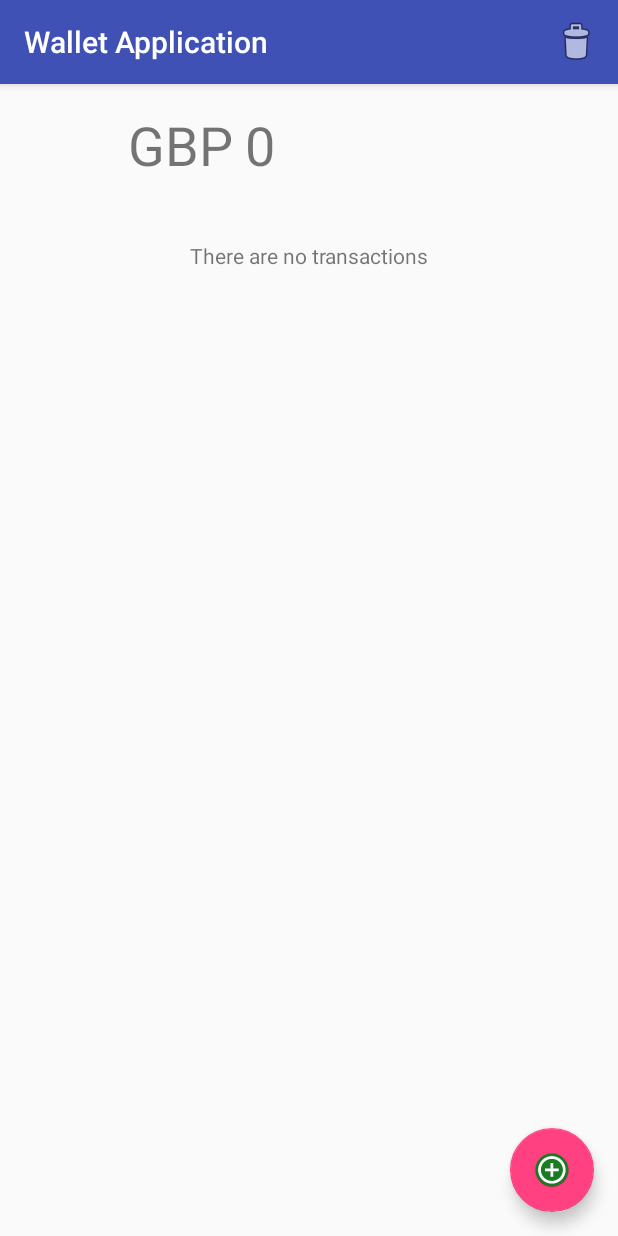
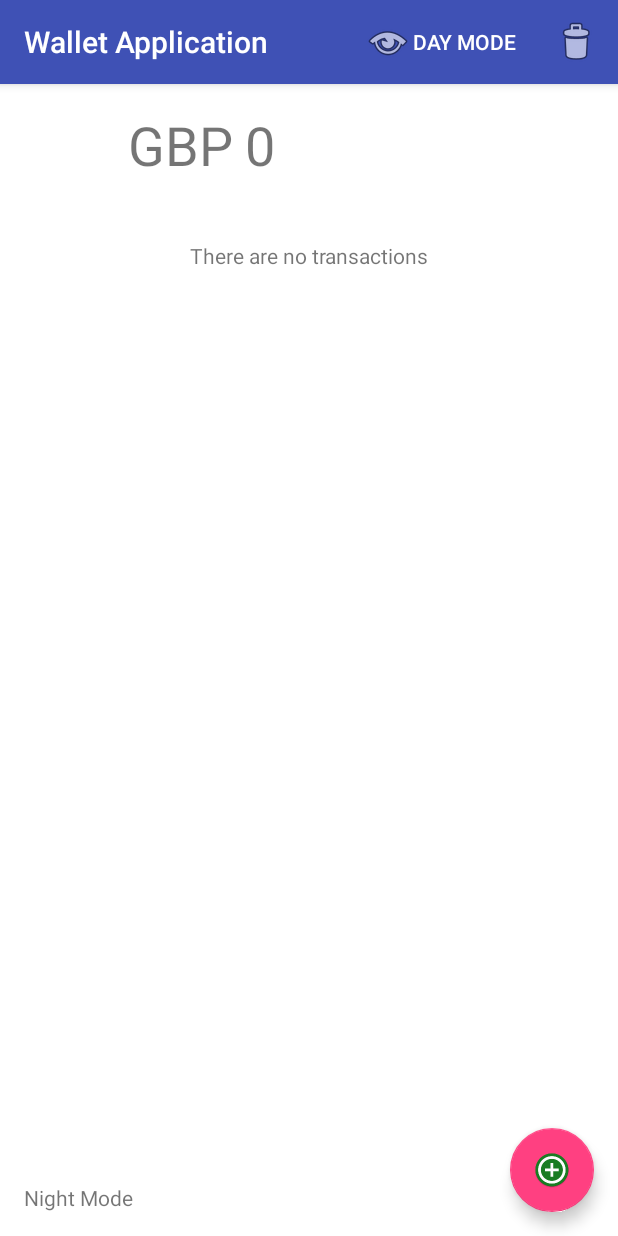
Before and after one commit to Steelith/WalletApplication, an Android app: the screen it shows after launch (MainActivity), after a tap on "Clear data", on a phone screen of 412 x 824 dp. Run offline under Robolectric (Android 15) with nearby library versions, the phone set to English and light mode, and no system bars; 3 other taps on this screen came first.

Commit message:
Create base for day/night mode + backup

```diff
--- a/app/src/main/java/com/kisielarobert/walletapplication/MainActivity.java
+++ b/app/src/main/java/com/kisielarobert/walletapplication/MainActivity.java
@@ -38,7 +38,7 @@ public class MainActivity extends AppCompatActivity {
         updateTransactions();
 
         FloatingActionButton fab = (FloatingActionButton) findViewById(R.id.fab);
-        //icon to change
+        //icon to change size but it doesn't work
         fab.setImageDrawable(getResources().getDrawable(R.mipmap.fab_add_button));
         fab.setOnClickListener(new View.OnClickListener() {
             @Override
@@ -48,7 +48,7 @@ public class MainActivity extends AppCompatActivity {
         });
 
         TextView Balance = (TextView) findViewById(R.id.BalanceId);
-        String sumString = loadSharedPreferences();
+        String sumString = loadSharedPreferences("sumString", "0");
         Balance.setText(sumString);
     }
 
@@ -67,11 +67,11 @@ public class MainActivity extends AppCompatActivity {
                     String transactionInformation = data.getStringExtra(TransactionActivity.ADDITIONAL_INFORMATION);
                     TextView mainValue = (TextView) findViewById(R.id.BalanceId);
                     String changeString = Double.toString(changeDouble);
-                    String balanceString = loadSharedPreferences();
+                    String balanceString = loadSharedPreferences("sumString", "0");
                     Double balanceDouble = Double.parseDouble(balanceString);
 
                     String sumString = Double.toString(changeDouble + balanceDouble);
-                    saveSharedPreferences(sumString);
+                    saveSharedPreferences("sumString", sumString);
                     mainValue.setText(sumString);
                     String balanceAndTransaction = changeString + "      " + sumString + "       " + transactionInformation + "\n";
 
@@ -80,27 +80,26 @@ public class MainActivity extends AppCompatActivity {
                         updateTransactions();
                         Toast.makeText(this, "Transaction saved!", Toast.LENGTH_SHORT).show();
                     }
-                }
-                break;
+                } break;
             }
         }
     }
 
     private void updateTransactions(){
-        TextView TransactionHistoryTextView;
-        TransactionHistoryTextView = (TextView) findViewById(R.id.TransactionHistoryId);
-        TransactionHistoryTextView.setMovementMethod(new ScrollingMovementMethod());
-        TransactionHistoryTextView.setText(readFromFile(this));
+        TextView HistoryTextView;
+        HistoryTextView = (TextView) findViewById(R.id.TransactionHistoryId);
+        HistoryTextView.setMovementMethod(new ScrollingMovementMethod());
+        HistoryTextView.setText(readFromFile(this));
     }
 
     private void writeToFile(String data) {
         try {
             if (data.contentEquals("clear_data")) {
-                FileOutputStream fos = openFileOutput("mydata.txt", Context.MODE_PRIVATE);
+                FileOutputStream fos = openFileOutput("my data.txt", Context.MODE_PRIVATE);
                 fos.write("\n".getBytes());
                 fos.close();
             } else {
-                FileOutputStream fos = openFileOutput("mydata.txt", Context.MODE_APPEND);
+                FileOutputStream fos = openFileOutput("my data.txt", Context.MODE_APPEND);
                 fos.write(data.getBytes());
                 fos.close();
             }
@@ -112,7 +111,7 @@ public class MainActivity extends AppCompatActivity {
     private String readFromFile(Context context) {
         String ret = "";
         try {
-            InputStream inputStream = context.openFileInput("mydata.txt");
+            InputStream inputStream = context.openFileInput("my data.txt");
 
             if (inputStream != null ) {
                 InputStreamReader inputStreamReader = new InputStreamReader(inputStream);
@@ -153,27 +152,57 @@ public class MainActivity extends AppCompatActivity {
         int id = item.getItemId();
 
         if (id == R.id.action_clear) {
-            saveSharedPreferences("0");
+            saveSharedPreferences("sumString", "0");
             mainValue.setText("0");
             writeToFile("clear_data");
             TextView HistoryTextView = (TextView) findViewById(R.id.TransactionHistoryId);
             HistoryTextView.setText(R.string.no_transaction);
             Toast.makeText(this, "Data cleared", Toast.LENGTH_SHORT).show();
             return true;
+        } else if (id==R.id.day_night_mode) {
+            String activeMode = loadSharedPreferences("vision mode", "day_mode");
+            changeNightDayMode(activeMode);
+
+            if (activeMode.contentEquals("day_mode")) {
+                Toast.makeText(this, "Night mode selected", Toast.LENGTH_SHORT).show();
+            } else {
+                Toast.makeText(this, "Day mode selected", Toast.LENGTH_SHORT).show();
+            }
+            return true;
         }
         return super.onOptionsItemSelected(item);
     }
 
     @NonNull
-    private String loadSharedPreferences() {
+    private String loadSharedPreferences(String key, String defaultValue) {
         android.content.SharedPreferences loadSharedPref = getSharedPreferences(USER_VALUE_SAVED, Context.MODE_PRIVATE);
-        return loadSharedPref.getString("StringValue", "0");
+        return loadSharedPref.getString(key, defaultValue);
     }
 
-    private void saveSharedPreferences(String string) {
+
+    private void saveSharedPreferences(String key, String savedValue) {
         android.content.SharedPreferences sharedPref = getSharedPreferences(USER_VALUE_SAVED, Context.MODE_PRIVATE);
         android.content.SharedPreferences.Editor editor = sharedPref.edit();
-        editor.putString("StringValue", string);
+        editor.putString(key, savedValue);
         editor.apply();
     }
+
+    private void changeNightDayMode(String activeMode) {
+        if (activeMode.contentEquals("day_mode")) {
+            //getApplication().setTheme(R.style.AppTheme);
+            TextView dayNightMode = (TextView) findViewById(R.id.day_night_mode);
+            TextView stateNumber = (TextView) findViewById(R.id.StateNumber);
+            dayNightMode.setText(R.string.day_mode);
+            stateNumber.setText(R.string.night_mode);
+            saveSharedPreferences("vision mode", "night_mode");
+
+        } else /*(activeMode.contentEquals("night_mode"))*/ {
+            //getApplication().setTheme(R.style.MarineBlueDay);
+            TextView dayNightMode = (TextView) findViewById(R.id.day_night_mode);
+            TextView stateNumber = (TextView) findViewById(R.id.StateNumber);
+            dayNightMode.setText(R.string.night_mode);
+            stateNumber.setText(R.string.day_mode);
+            saveSharedPreferences("vision mode", "day_mode");
+        }
+    }
 }
--- a/app/src/main/res/layout/content_main.xml
+++ b/app/src/main/res/layout/content_main.xml
@@ -4,6 +4,7 @@
     xmlns:tools="http://schemas.android.com/tools"
     android:layout_width="match_parent"
     android:layout_height="match_parent"
+    android:background="@android:color/background_light"
     app:layout_behavior="@string/appbar_scrolling_view_behavior"
     tools:context="com.kisielarobert.walletapplication.MainActivity"
     tools:showIn="@layout/activity_main">
@@ -13,9 +14,9 @@
         android:layout_width="0dp"
         android:layout_height="wrap_content"
         android:layout_marginBottom="16dp"
-        android:layout_marginRight="16dp"
         android:layout_marginEnd="16dp"
         android:layout_marginLeft="8dp"
+        android:layout_marginRight="16dp"
         android:layout_marginStart="8dp"
         android:layout_marginTop="16dp"
         android:gravity="start|center"
@@ -57,4 +58,14 @@
         app:layout_constraintEnd_toStartOf="@+id/BalanceId"
         app:layout_constraintStart_toStartOf="parent" />
 
+    <TextView
+        android:id="@+id/StateNumber"
+        android:layout_width="wrap_content"
+        android:layout_height="wrap_content"
+        android:layout_marginBottom="16dp"
+        android:layout_marginStart="16dp"
+        android:text="0"
+        app:layout_constraintBottom_toBottomOf="parent"
+        app:layout_constraintStart_toStartOf="parent" />
+
 </android.support.constraint.ConstraintLayout>
--- a/app/src/main/res/menu/menu_main.xml
+++ b/app/src/main/res/menu/menu_main.xml
@@ -8,4 +8,9 @@
         android:orderInCategory="100"
         android:title="@string/action_clear"
         app:showAsAction="ifRoom" />
+    <item
+        android:id="@+id/day_night_mode"
+        android:icon="@android:drawable/ic_menu_view"
+        android:title="@string/night_mode"
+        app:showAsAction="ifRoom" />
 </menu>
--- a/app/src/main/res/values/colors.xml
+++ b/app/src/main/res/values/colors.xml
@@ -1,6 +1,6 @@
 <?xml version="1.0" encoding="utf-8"?>
 <resources>
-    <color name="colorPrimary">#3F51B5</color>
+    <color name="colorPrimary">#3f51b5</color>
     <color name="colorPrimaryDark">#303F9F</color>
     <color name="colorAccent">#FF4081</color>
 </resources>
--- a/app/src/main/res/values/strings.xml
+++ b/app/src/main/res/values/strings.xml
@@ -11,4 +11,6 @@
     <string name="save_transaction">Save a transaction</string>
     <string name="information_transaction">Transaction information</string>
     <string name="plus_minus">- / +</string>
+    <string name="night_mode">Night Mode</string>
+    <string name="day_mode">Day Mode</string>
 </resources>
--- a/app/src/main/res/values/styles.xml
+++ b/app/src/main/res/values/styles.xml
@@ -17,4 +17,8 @@
 
     <style name="AppTheme.PopupOverlay" parent="ThemeOverlay.AppCompat.Light" />
 
+    <style name="MarineBlueDay" parent="AppTheme" >
+        <item name="colorAccent">@android:color/holo_orange_light</item>
+    </style>
+
 </resources>
```
Also changed, not shown: 1 other file.
